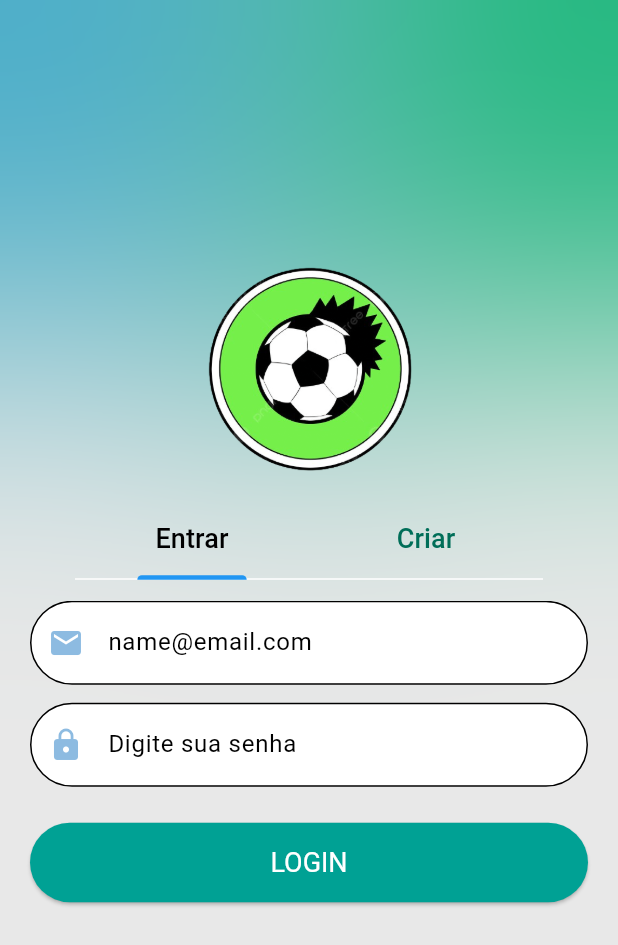
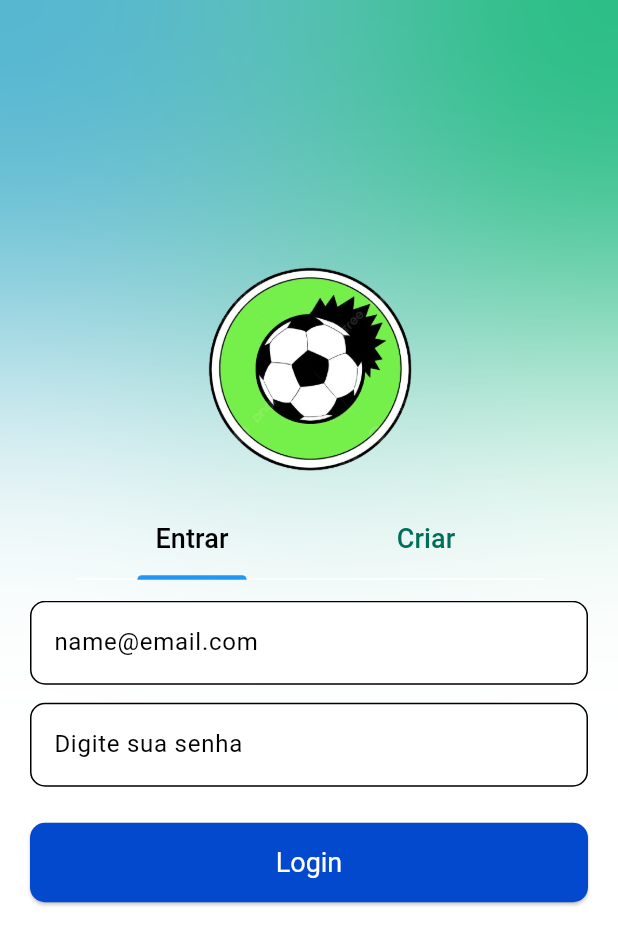
Before and after one commit to cristianbrunone/Provider_flutter, a Flutter app: the screen it shows after launch, on a phone screen of 412 x 824 dp. Shown: the top 945 px of the screen. Run offline on Flutter 3.47's test engine with Material 3 defaults, Android fonts, the phone set to English and light mode, and no system bars; our stand-ins replace badges.

Commit message:
personalizando bordes del login

```diff
--- a/lib/Common/MyRouters.dart
+++ b/lib/Common/MyRouters.dart
@@ -1,5 +1,6 @@
 import 'package:flutter/cupertino.dart';
 import 'package:flutter/material.dart';
+import 'package:teste_app/Pages/FriendListPage.dart';
 import 'package:teste_app/Pages/ListaPage.dart';
 import 'package:teste_app/Pages/MyLoginScreen.dart';
 import 'package:teste_app/Pages/NowPage.dart';
--- a/lib/Pages/MyLoginScreen.dart
+++ b/lib/Pages/MyLoginScreen.dart
@@ -39,7 +39,7 @@ class _MyLoginState extends State<MyLoginScreen>
   @override
   Widget build(BuildContext context) {
     return Scaffold(
-      backgroundColor: Theme.of(context).colorScheme.background,
+      backgroundColor: Colors.white,
       body: SingleChildScrollView(
         child: SizedBox(
           height: MediaQuery.of(context).size.height,
@@ -145,18 +145,9 @@ class _MyLoginState extends State<MyLoginScreen>
                                         controller: _emailController,
                                         decoration: InputDecoration(
                                           hintText: 'name@email.com',
-                                          prefixIcon: Icon(
-                                            Icons.email,
-                                            color: const Color.fromARGB(
-                                              255,
-                                              28,
-                                              120,
-                                              196,
-                                            ).withOpacity(0.5),
-                                          ),
                                           border: OutlineInputBorder(
                                             borderRadius:
-                                                BorderRadius.circular(50.0),
+                                                BorderRadius.circular(10.0),
                                           ),
                                           filled: true,
                                           fillColor: Colors.white,
@@ -181,18 +172,9 @@ class _MyLoginState extends State<MyLoginScreen>
                                         obscureText: true,
                                         decoration: InputDecoration(
                                           hintText: 'Digite sua senha',
-                                          prefixIcon: Icon(
-                                            Icons.lock,
-                                            color: const Color.fromARGB(
-                                              255,
-                                              28,
-                                              120,
-                                              196,
-                                            ).withOpacity(0.5),
-                                          ),
                                           border: OutlineInputBorder(
                                             borderRadius:
-                                                BorderRadius.circular(50.0),
+                                                BorderRadius.circular(10.0),
                                           ),
                                           filled: true,
                                           fillColor: Colors.white,
@@ -207,27 +189,31 @@ class _MyLoginState extends State<MyLoginScreen>
                                     ),
                                     SizedBox(height: 24),
                                     // Login Button...
-                                     Padding(
-                                      padding: EdgeInsets.symmetric(horizontal: 20),
+                                    Padding(
+                                      padding:
+                                          EdgeInsets.symmetric(horizontal: 20),
                                       child: ElevatedButton(
                                         onPressed: () => {
                                           Navigator.pushNamed(
-                                              context,
-                                              ROUTE_HOME,
-                                              )
+                                            context,
+                                            ROUTE_HOME,
+                                          )
                                         },
                                         style: ElevatedButton.styleFrom(
                                           foregroundColor: Colors.white,
-                                          backgroundColor: Color.fromARGB(255, 0, 161, 148),
-                                          padding: EdgeInsets.symmetric(vertical: 16),
+                                          backgroundColor:
+                                              Color.fromARGB(255, 2, 73, 206),
+                                          padding: EdgeInsets.symmetric(
+                                              vertical: 16),
                                           shape: RoundedRectangleBorder(
-                                            borderRadius: BorderRadius.circular(30),
+                                            borderRadius:
+                                                BorderRadius.circular(10),
                                           ),
                                           textStyle: TextStyle(
                                             fontSize: 18,
                                           ),
                                         ),
-                                        child: Text('LOGIN'),
+                                        child: Text('Login'),
                                       ),
                                     ),
                                   ],
@@ -250,18 +236,9 @@ class _MyLoginState extends State<MyLoginScreen>
                                         controller: _emailController,
                                         decoration: InputDecoration(
                                           hintText: 'name@email.com',
-                                          prefixIcon: Icon(
-                                            Icons.email,
-                                            color: const Color.fromARGB(
-                                              255,
-                                              59,
-                                              134,
-                                              61,
-                                            ).withOpacity(0.5),
-                                          ),
                                           border: OutlineInputBorder(
                                             borderRadius:
-                                                BorderRadius.circular(50.0),
+                                                BorderRadius.circular(10.0),
                                           ),
                                           filled: true,
                                           fillColor: Colors.white,
@@ -286,18 +263,9 @@ class _MyLoginState extends State<MyLoginScreen>
                                         obscureText: true,
                                         decoration: InputDecoration(
                                           hintText: 'Digite sua senha',
-                                          prefixIcon: Icon(
-                                            Icons.lock,
-                                            color: const Color.fromARGB(
-                                              255,
-                                              59,
-                                              134,
-                                              61,
-                                            ).withOpacity(0.5),
-                                          ),
                                           border: OutlineInputBorder(
                                             borderRadius:
-                                                BorderRadius.circular(50.0),
+                                                BorderRadius.circular(10.0),
                                           ),
                                           filled: true,
                                           fillColor: Colors.white,
@@ -320,18 +288,18 @@ class _MyLoginState extends State<MyLoginScreen>
                                         style: ElevatedButton.styleFrom(
                                           foregroundColor: Colors.white,
                                           backgroundColor:
-                                              Color.fromARGB(255, 0, 161, 148),
+                                              Color.fromARGB(255, 0, 157, 76),
                                           padding: EdgeInsets.symmetric(
                                               vertical: 16),
                                           shape: RoundedRectangleBorder(
                                             borderRadius:
-                                                BorderRadius.circular(50),
+                                                BorderRadius.circular(10),
                                           ),
                                           textStyle: TextStyle(
                                             fontSize: 18,
                                           ),
                                         ),
-                                        child: Text('CADASTRAR'),
+                                        child: Text('Cadastrar'),
                                       ),
                                     ),
                                   ],
--- a/lib/screens/home_screen.dart
+++ b/lib/screens/home_screen.dart
@@ -37,7 +37,7 @@ class HomeScreenState extends State<HomeScreen> {
               padding: EdgeInsets.all(5),
               borderRadius: BorderRadius.circular(50),
               badgeColor: Colors.redAccent,
-              borderSide: BorderSide(color: Colors.white, width: 2),
+              /*borderSide: BorderSide(color: Colors.white, width: 2),*/
             ),
             child: IconButton(
               icon: Icon(Icons.person),
```
Also changed, not shown: lib/Pages/FriendListPage.dart (added, +47 -0 lines).
